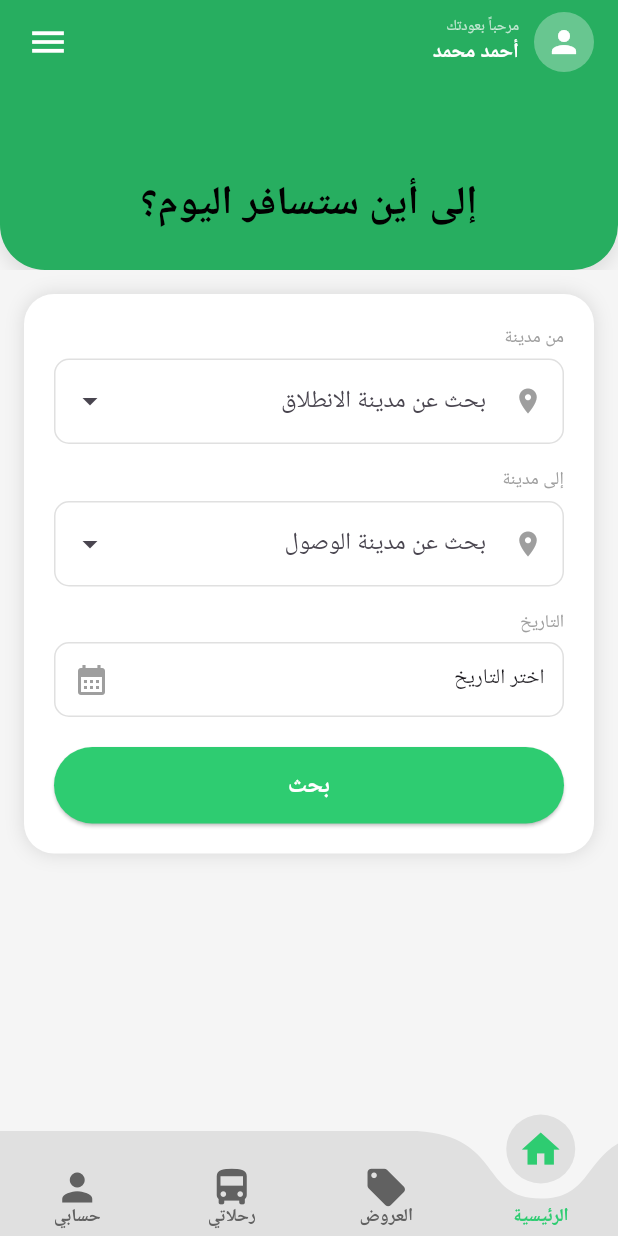
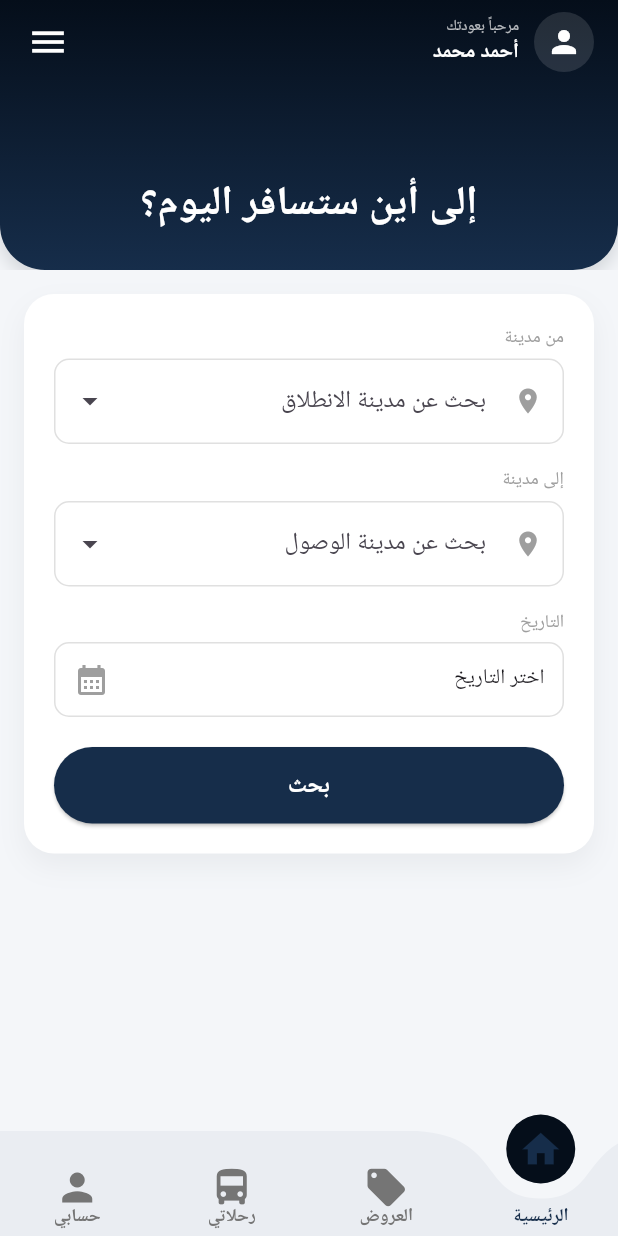
Before and after one commit to Raghad-Awad2/Pullman-Go, a Flutter app: the screen it shows after launch, on a phone screen of 412 x 824 dp. Run offline on Flutter 3.47's test engine with Material 3 defaults, Android fonts, the light colour scheme and no system bars; drawn by our look-alikes of curved_navigation_bar; our stand-ins replace dio, flutter_bounceable, shared_preferences; network calls fail.

Commit message:
تعديل الالوان

```diff
--- a/lib/api_service.dart
+++ b/lib/api_service.dart
@@ -8,7 +8,7 @@ class ApiService {
 // ملاحظة: إذا بتجرب على محاكي أندرويد (Emulator) استخدم 10.0.2.2 بدل localhost
 // إذا بتجرب على جهاز حقيقي، حط IP جهازك الكمبيوتر
 //عنوان ال  APIs
-static const String baseUrl = "http://10.198.23.108:8000/api";
+static const String baseUrl = "http://localhost:8000/api";
 
 final Dio _dio = Dio(
 BaseOptions(
--- a/lib/hom.dart
+++ b/lib/hom.dart
@@ -33,9 +33,12 @@ class PullmanMainScreen extends StatefulWidget {
 
 class _PullmanMainScreenState extends State<PullmanMainScreen> {
   int _pageIndex = 3;
-  final Color primaryGreen = const Color(0xFF2ECC71);
-  final Color darkGreen = const Color(0xFF27AE60);
-  final Color darkGrey = Colors.grey[700]!;
+
+  // 🎨 فلسفة تدرج الكحلي المنساب (Monochromatic Navy Gradient Core) - تم تغميقها درجة واحدة بدقة
+  final Color primaryNavy = const Color(0xFF050E1A);       // الكحلي الغامق جداً (بداية التدرج من الأعلى)
+  final Color accentIceBlue = const Color(0xFF162D4A);     // 👈 آخر درجة في التدرج (لون الأزرار والرموز النشطة متطابق تماماً)
+  final Color lightGreyBackground = const Color(0xFFF4F6F9); // خلفية التطبيق رمادي ناعم
+  final Color darkGrey = Colors.grey[600]!;
 
   void _showLogoutDialog(BuildContext context) {
     showDialog(
@@ -84,7 +87,7 @@ class _PullmanMainScreenState extends State<PullmanMainScreen> {
     return Directionality(
       textDirection: TextDirection.rtl,
       child: Scaffold(
-        backgroundColor: const Color(0xFFF5F5F5),
+        backgroundColor: lightGreyBackground,
         body: NestedScrollView(
           headerSliverBuilder: (BuildContext context, bool innerBoxIsScrolled) {
             return <Widget>[
@@ -102,7 +105,7 @@ class _PullmanMainScreenState extends State<PullmanMainScreen> {
                       InkWell(
                         onTap: () => setState(() => _pageIndex = 0),
                         child: CircleAvatar(
-                            backgroundColor: Colors.white.withOpacity(0.3),
+                            backgroundColor: Colors.white.withOpacity(0.12),
                             child: const Icon(Icons.person, color: Colors.white)
                         ),
                       ),
@@ -140,17 +143,25 @@ class _PullmanMainScreenState extends State<PullmanMainScreen> {
                 flexibleSpace: FlexibleSpaceBar(
                   centerTitle: true,
                   titlePadding: const EdgeInsets.only(bottom: 25),
-                  title: Text(_getAppBarTitle(), style: const TextStyle(color: Colors.black, fontWeight: FontWeight.bold, fontSize: 18)),
+                  title: Text(_getAppBarTitle(), style: const TextStyle(color: Colors.white, fontWeight: FontWeight.bold, fontSize: 18)),
                   background: Container(
                     decoration: BoxDecoration(
-                      color: darkGreen,
+                      // تطبيق التدرج الكحلي الذكي المعدل من الأغمق للأفتح عند الحافة السفلية
+                      gradient: LinearGradient(
+                        begin: Alignment.topCenter,
+                        end: Alignment.bottomCenter,
+                        colors: [
+                          primaryNavy,    // اغمق شي فوق
+                          accentIceBlue,  // الدرجة المعدلة تحت (وهي نفس لون زر البحث تماماً)
+                        ],
+                      ),
                       borderRadius: const BorderRadius.only(
                         bottomLeft: Radius.circular(30.0),
                         bottomRight: Radius.circular(30.0),
                       ),
                       boxShadow: [
                         BoxShadow(
-                          color: Colors.black.withOpacity(0.1),
+                          color: primaryNavy.withOpacity(0.15),
                           blurRadius: 10,
                           offset: const Offset(0, 5),
                         ),
@@ -181,7 +192,7 @@ class _PullmanMainScreenState extends State<PullmanMainScreen> {
   Widget _buildHomeScreenContent() {
     return SingleChildScrollView(
       padding: const EdgeInsets.all(16.0),
-      child: Column(children: [const BusSearchForm(), const SizedBox(height: 30)]),
+      child: Column(children: [BusSearchForm(primaryColor: primaryNavy, accentColor: accentIceBlue), const SizedBox(height: 30)]),
     );
   }
 
@@ -193,13 +204,13 @@ class _PullmanMainScreenState extends State<PullmanMainScreen> {
           index: _pageIndex == 3 ? 0 : (_pageIndex == 2 ? 1 : (_pageIndex == 1 ? 2 : 3)),
           height: 70.0,
           items: [
-            Icon(Icons.home, size: 30, color: _pageIndex == 3 ? primaryGreen : darkGrey),
-            Icon(Icons.local_offer, size: 30, color: _pageIndex == 2 ? primaryGreen : darkGrey),
-            Icon(Icons.directions_bus, size: 30, color: _pageIndex == 1 ? primaryGreen : darkGrey),
-            Icon(Icons.person, size: 30, color: _pageIndex == 0 ? primaryGreen : darkGrey),
+            Icon(Icons.home, size: 30, color: _pageIndex == 3 ? accentIceBlue : darkGrey),
+            Icon(Icons.local_offer, size: 30, color: _pageIndex == 2 ? accentIceBlue : darkGrey),
+            Icon(Icons.directions_bus, size: 30, color: _pageIndex == 1 ? accentIceBlue : darkGrey),
+            Icon(Icons.person, size: 30, color: _pageIndex == 0 ? accentIceBlue : darkGrey),
           ],
-          color: const Color(0xFFE0E0E0),
-          buttonBackgroundColor: const Color(0xFFE0E0E0),
+          color: const Color(0xFFEAEDF2),
+          buttonBackgroundColor: primaryNavy, // الدائرة تندمج باللون الكحلي العلوي المعدل
           backgroundColor: Colors.transparent,
           onTap: (index) {
             setState(() {
@@ -228,13 +239,16 @@ class _PullmanMainScreenState extends State<PullmanMainScreen> {
 
   Widget _buildLabel(String text, int index) => Container(
     width: 80, alignment: Alignment.center,
-    child: Text(text, style: TextStyle(color: _pageIndex == index ? primaryGreen : darkGrey, fontSize: 12, fontWeight: FontWeight.bold)),
+    child: Text(text, style: TextStyle(color: _pageIndex == index ? accentIceBlue : darkGrey, fontSize: 12, fontWeight: FontWeight.bold)),
   );
 }
 
 class BusSearchForm extends StatefulWidget {
   final bool isMini;
-  const BusSearchForm({super.key, this.isMini = false});
+  final Color? primaryColor;
+  final Color? accentColor;
+
+  const BusSearchForm({super.key, this.isMini = false, this.primaryColor, this.accentColor});
   @override
   State<BusSearchForm> createState() => _BusSearchFormState();
 }
@@ -252,15 +266,19 @@ class _BusSearchFormState extends State<BusSearchForm> {
   String? _fromError, _toError, _dateError;
   bool _isLoading = false;
 
+  late Color localPrimary;
+  late Color localAccent;
+
   @override
   void initState() {
     super.initState();
+    localPrimary = widget.primaryColor ?? const Color(0xFF050E1A);
+    localAccent = widget.accentColor ?? const Color(0xFF162D4A);
     _fetchCities();
   }
 
   Future<void> _fetchCities() async {
     try {
-      // تم استخدام الـ IP الموجود في ملف الـ .env الخاص بك
       final response = await Dio().get('http://localhost:8000/api/cities');
       if (response.statusCode == 200) {
         List data = response.data['data'];
@@ -275,7 +293,6 @@ class _BusSearchFormState extends State<BusSearchForm> {
     }
   }
 
-  // --- دالة مساعدة لتحويل التاريخ لاسم اليوم بالعربي ---
   String _getDayName(DateTime date) {
     List<String> days = ["الأحد", "الاثنين", "الثلاثاء", "الأربعاء", "الخميس", "الجمعة", "السبت"];
     return days[date.weekday % 7];
@@ -293,8 +310,6 @@ class _BusSearchFormState extends State<BusSearchForm> {
 
       if (mounted) {
         String formattedDate = _selectedDate != null ? "${_selectedDate!.day}/${_selectedDate!.month}/${_selectedDate!.year}" : "لم يحدد";
-
-        // حساب رقم اليوم لإرساله للباك أند (الأحد=0، الاثنين=1...) مطابقاً للصور التي أرسلتِها
         int dayIndex = _selectedDate != null ? (_selectedDate!.weekday % 7) : -1;
 
         Navigator.push(context, MaterialPageRoute(builder: (context) => CompanySelectionScreen(
@@ -303,7 +318,7 @@ class _BusSearchFormState extends State<BusSearchForm> {
           toCity: _toController.text,
           toCityId: _selectedToId!,
           selectedDate: formattedDate,
-          dayIndex: dayIndex, // تمرير اليوم الجديد
+          dayIndex: dayIndex,
         )));
       }
       setState(() => _isLoading = false);
@@ -313,15 +328,15 @@ class _BusSearchFormState extends State<BusSearchForm> {
   @override
   Widget build(BuildContext context) {
     if (_isFetching) {
-      return const Center(child: Padding(
-        padding: EdgeInsets.all(20.0),
-        child: CircularProgressIndicator(color: Color(0xFF2ECC71)),
+      return Center(child: Padding(
+        padding: const EdgeInsets.all(20.0),
+        child: CircularProgressIndicator(color: localPrimary),
       ));
     }
 
     return Container(
       padding: widget.isMini ? EdgeInsets.zero : const EdgeInsets.all(20),
-      decoration: widget.isMini ? null : BoxDecoration(color: Colors.white, borderRadius: BorderRadius.circular(20), boxShadow: const [BoxShadow(color: Colors.black12, blurRadius: 10)]),
+      decoration: widget.isMini ? null : BoxDecoration(color: Colors.white, borderRadius: BorderRadius.circular(20), boxShadow: [BoxShadow(color: localPrimary.withOpacity(0.05), blurRadius: 15, offset: const Offset(0, 8))]),
       child: Column(
         crossAxisAlignment: CrossAxisAlignment.start,
         children: [
@@ -376,7 +391,7 @@ class _BusSearchFormState extends State<BusSearchForm> {
                   },
                   itemBuilder: (ctx) => filtered.map((c) => PopupMenuItem(value: c, child: Text(c.name, textDirection: TextDirection.rtl))).toList(),
                 ),
-                focusedBorder: OutlineInputBorder(borderRadius: BorderRadius.circular(10), borderSide: const BorderSide(color: Color(0xFF2ECC71), width: 2)),
+                focusedBorder: OutlineInputBorder(borderRadius: BorderRadius.circular(10), borderSide: BorderSide(color: localPrimary, width: 1.5)),
                 enabledBorder: OutlineInputBorder(borderRadius: BorderRadius.circular(10), borderSide: BorderSide(color: Colors.grey[300]!)),
                 border: OutlineInputBorder(borderRadius: BorderRadius.circular(10)),
               ),
@@ -400,27 +415,26 @@ class _BusSearchFormState extends State<BusSearchForm> {
           },
           child: Container(
             padding: const EdgeInsets.all(12),
-            decoration: BoxDecoration(border: Border.all(color: _dateError != null ? Colors.red : (_selectedDate != null ? const Color(0xFF2ECC71) : Colors.grey[300]!)), borderRadius: BorderRadius.circular(10)),
+            decoration: BoxDecoration(border: Border.all(color: _dateError != null ? Colors.red : (_selectedDate != null ? localPrimary : Colors.grey[300]!)), borderRadius: BorderRadius.circular(10)),
             child: Row(
               mainAxisAlignment: MainAxisAlignment.spaceBetween,
               children: [
                 Text(_selectedDate == null ? "اختر التاريخ" : "${_selectedDate!.day}/${_selectedDate!.month}/${_selectedDate!.year}"),
-                Icon(Icons.calendar_month, color: _selectedDate != null ? const Color(0xFF2ECC71) : Colors.grey),
+                Icon(Icons.calendar_month, color: _selectedDate != null ? localPrimary : Colors.grey),
               ],
             ),
           ),
         ),
-        // --- التعديل: إظهار اليوم المختار بشكل أنيق ---
         if (_selectedDate != null)
           Padding(
             padding: const EdgeInsets.only(top: 8, right: 4),
             child: Row(
               children: [
-                const Icon(Icons.event_available, size: 16, color: Color(0xFF27AE60)),
+                Icon(Icons.event_available, size: 16, color: localAccent),
                 const SizedBox(width: 5),
                 Text(
                   "يصادف يوم: ${_getDayName(_selectedDate!)}",
-                  style: const TextStyle(color: Color(0xFF27AE60), fontWeight: FontWeight.bold, fontSize: 13),
+                  style: TextStyle(color: localAccent, fontWeight: FontWeight.bold, fontSize: 13),
                 ),
               ],
             ),
@@ -435,7 +449,8 @@ class _BusSearchFormState extends State<BusSearchForm> {
       width: double.infinity,
       child: ElevatedButton(
         onPressed: _isLoading ? () {} : _validateAndSearch,
-        style: ElevatedButton.styleFrom(backgroundColor: const Color(0xFF2ECC71), shape: RoundedRectangleBorder(borderRadius: BorderRadius.circular(30)), padding: const EdgeInsets.symmetric(vertical: 14)),
+        // تلوين الزر ليتطابق بالكامل مع آخر درجة بالتدرج العلوي (accentIceBlue)
+        style: ElevatedButton.styleFrom(backgroundColor: localAccent, shape: RoundedRectangleBorder(borderRadius: BorderRadius.circular(30)), padding: const EdgeInsets.symmetric(vertical: 14)),
         child: _isLoading ? const SizedBox(height: 20, width: 20, child: CircularProgressIndicator(color: Colors.white, strokeWidth: 2)) : const Text("بحث", style: TextStyle(color: Colors.white, fontWeight: FontWeight.bold, fontSize: 16)),
       ),
     );
```
Also changed, not shown: lib/booking_trips_screen.dart (+24 -20 lines), lib/company_info_screen.dart (+24 -23 lines), lib/company_selection_screen.dart (+24 -16 lines), lib/passenger_details_screen.dart (+41 -41 lines), lib/payment_gateway_screen.dart (+39 -34 lines), lib/seat_selection_screen.dart (+28 -27 lines).
